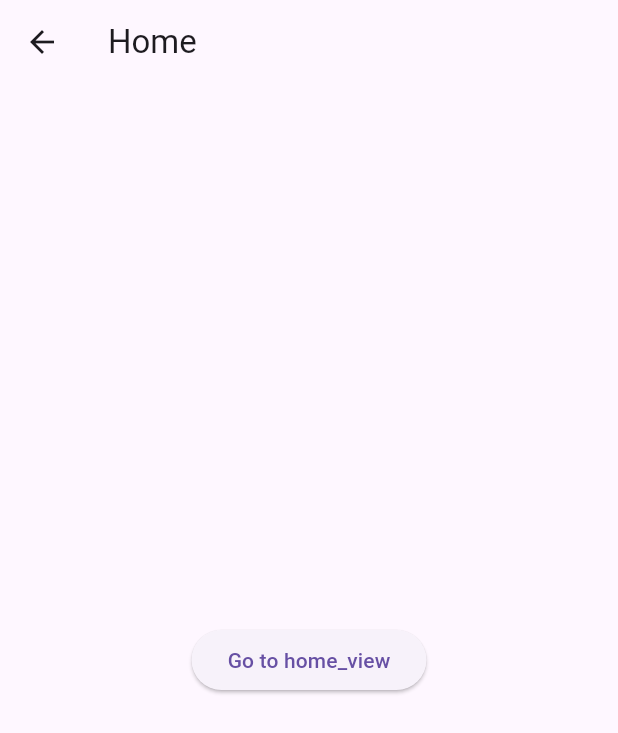
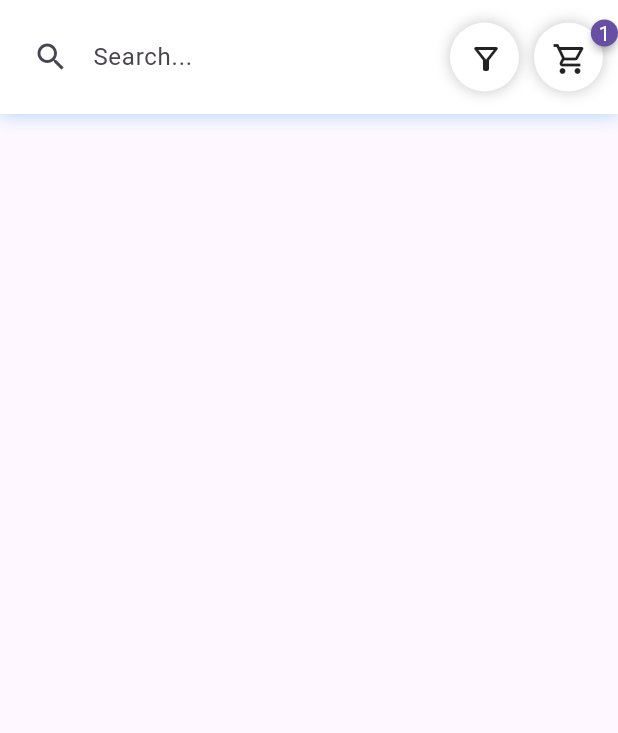
Before and after one commit to NamPhungNguyen/AppShop, a Flutter app: the HomeView screen opened by its route, on a phone screen of 412 x 824 dp. Shown: the top 733 px of the screen. Run offline on Flutter 3.47's test engine with Material 3 defaults, Android fonts, the phone set to English and light mode, and no system bars; drawn by our look-alikes of badges; our stand-ins replace flutter_riverpod.

Commit message:
create home_view

```diff
--- a/lib/main.dart
+++ b/lib/main.dart
@@ -1,6 +1,6 @@
 import 'package:flutter/material.dart';
 import 'package:flutter_riverpod/flutter_riverpod.dart';
-import 'package:front_shop/presentation/screens/main_view/main_view.dart';
+import 'package:front_shop/presentation/screens/MainView/main_view.dart';
 void main() {
   runApp(const ProviderScope(child: MyApp()));
 }
@@ -11,11 +11,12 @@ class MyApp extends StatelessWidget {
   @override
   Widget build(BuildContext context) {
     return MaterialApp(
+      debugShowCheckedModeBanner: false,
       title: 'App Shop',
       theme: ThemeData(
         primarySwatch: Colors.blue,
       ),
-      initialRoute: MainView.splash,
+      initialRoute: MainView.sign_in_view,
       onGenerateRoute: MainView.generateRoute,
     );
   }
--- /dev/null
+++ b/lib/presentation/component/main_header.dart
@@ -0,0 +1,87 @@
+import 'package:flutter/material.dart';
+import 'package:badges/badges.dart' as badges;
+
+class MainHeader extends StatelessWidget {
+  const MainHeader({super.key});
+
+  @override
+  Widget build(BuildContext context) {
+    return Container(
+      padding: const EdgeInsets.all(10.0),
+      decoration: BoxDecoration(
+        color: Colors.white,
+        boxShadow: <BoxShadow>[
+          BoxShadow(
+            color: Colors.blue.withOpacity(0.4),
+            blurRadius: 10.0,
+          )
+        ],
+      ),
+      child: Row(
+        children: [
+          Expanded(
+            child: TextField(
+              autofocus: false,
+              onSubmitted: (val) {},
+              onChanged: (val) {},
+              decoration: InputDecoration(
+                contentPadding: const EdgeInsets.symmetric(
+                  horizontal: 14,
+                  vertical: 16,
+                ),
+                fillColor: Colors.white,
+                filled: true,
+                border: OutlineInputBorder(
+                  borderRadius: BorderRadius.circular(24),
+                  borderSide: BorderSide.none,
+                ),
+                hintText: "Search...",
+                prefixIcon: const Icon(Icons.search),
+              ),
+            ),
+          ),
+          const SizedBox(width: 10),
+          Container(
+            height: 46,
+            width: 46,
+            decoration: BoxDecoration(
+              color: Colors.white,
+              shape: BoxShape.circle,
+              boxShadow: <BoxShadow>[
+                BoxShadow(
+                  color: Colors.grey.withOpacity(0.6),
+                  blurRadius: 8,
+                ),
+              ],
+            ),
+            padding: const EdgeInsets.all(12),
+            child: const Icon(Icons.filter_alt_outlined),
+          ),
+          const SizedBox(width: 10),
+          badges.Badge(
+            badgeContent: const Text('1', style: TextStyle(color: Colors.white),),
+            badgeStyle: badges.BadgeStyle(
+              badgeColor: Theme.of(context).primaryColor
+            ),
+            child: Container(
+              height: 46,
+              width: 46,
+              decoration: BoxDecoration(
+                color: Colors.white,
+                shape: BoxShape.circle,
+                boxShadow: <BoxShadow>[
+                  BoxShadow(
+                    color: Colors.grey.withOpacity(0.6),
+                    blurRadius: 8,
+                  ),
+                ],
+              ),
+              padding: const EdgeInsets.all(12),
+              child: const Icon(Icons.shopping_cart_outlined),
+            ),
+          ),
+        ],
+      ),
+    );
+  }
+}
--- /dev/null
+++ b/lib/presentation/screens/Home/home_view.dart
@@ -0,0 +1,17 @@
+import 'package:flutter/material.dart';
+import 'package:front_shop/presentation/component/main_header.dart';
+
+class HomeView extends StatelessWidget {
+  @override
+  Widget build(BuildContext context) {
+    return Scaffold(
+      body: SafeArea(
+        child: ListView(
+          children: [
+            MainHeader(),
+          ],
+        ),
+      ),
+    );
+  }
+}
--- a/lib/presentation/screens/main_view/main_view.dart
+++ b/lib/presentation/screens/MainView/main_view.dart
@@ -1,17 +1,31 @@
 import 'package:flutter/material.dart';
+import 'package:front_shop/presentation/screens/BottomBar/bottom_bar.dart';
 import 'package:front_shop/presentation/screens/Splash/splash_view.dart';
 import 'package:front_shop/presentation/screens/home/home_view.dart';
 
+
+import '../SignIn/sign_in.dart';
+import '../SignUp/sign_up.dart';
+
 class MainView {
   static const String splash = '/';
+  static const String sign_in_view = '/sign_in_view';
   static const String home_view = '/home_view';
+  static const String sign_up_view = '/SignUp';
+  static const String bottom_bar = '/bottom_bar';
 
   static Route<dynamic> generateRoute(RouteSettings settings) {
     switch (settings.name) {
       case splash:
-        return MaterialPageRoute(builder: (_) => SplashView());
+        return MaterialPageRoute(builder: (_) => const SplashView());
+      case sign_in_view:
+        return MaterialPageRoute(builder: (_) => const SignInView());
+      case sign_up_view:
+        return MaterialPageRoute(builder: (_) => const SignUpView());
       case home_view:
         return MaterialPageRoute(builder: (_) => HomeView());
+      case bottom_bar:
+        return MaterialPageRoute(builder: (_) => BottomBar());
       default:
         return MaterialPageRoute(
           builder: (_) => Scaffold(
--- a/lib/presentation/screens/Splash/splash_view.dart
+++ b/lib/presentation/screens/Splash/splash_view.dart
@@ -1,5 +1,6 @@
 import 'package:flutter/material.dart';
-import 'package:front_shop/presentation/screens/main_view/main_view.dart';
+
+import '../MainView/main_view.dart';
 
 class SplashView extends StatelessWidget {
   const SplashView({Key? key}) : super(key: key);
@@ -7,7 +8,7 @@ class SplashView extends StatelessWidget {
   @override
   Widget build(BuildContext context) {
     Future.delayed(const Duration(seconds: 2), () {
-      Navigator.pushReplacementNamed(context, MainView.home_view);
+      Navigator.pushReplacementNamed(context, MainView.bottom_bar);
     });
 
     return const Scaffold(
--- a/lib/presentation/screens/home/home_view.dart
+++ /dev/null
@@ -1,20 +0,0 @@
-import 'package:flutter/material.dart';
-
-class HomeView extends StatelessWidget {
-  @override
-  Widget build(BuildContext context) {
-    return Scaffold(
-      appBar: AppBar(
-        title: Text('Home'),
-      ),
-      body: Center(
-        child: ElevatedButton(
-          onPressed: () {
-
-          },
-          child: Text('Go to home_view'),
-        ),
-      ),
-    );
-  }
-}
--- a/pubspec.yaml
+++ b/pubspec.yaml
@@ -41,6 +41,7 @@ dependencies:
   json_annotation: ^4.8.1
   flutter_riverpod: ^3.0.0-dev.3
   riverpod_annotation: ^3.0.0-dev.3
+  badges: ^3.1.2
 
 dev_dependencies:
   flutter_test:
@@ -70,9 +71,8 @@ flutter:
   uses-material-design: true
 
   # To add assets to your application, add an assets section, like this:
-  # assets:
-  #   - images/a_dot_burr.jpeg
-  #   - images/a_dot_ham.jpeg
+  assets:
+     - assets/images/login_image.png
 
   # An image asset can refer to one or more resolution-specific "variants", see
   # https://flutter.dev/assets-and-images/#resolution-aware
```
Also changed, not shown: lib/presentation/screens/BottomBar/bottom_bar.dart (added, +53 -0 lines), lib/presentation/screens/Categories/categories_view.dart (added, +10 -0 lines), lib/presentation/screens/Profile/profile_view.dart (added, +10 -0 lines), lib/presentation/screens/SignIn/sign_in.dart (added, +85 -0 lines), lib/presentation/screens/SignUp/sign_up.dart (added, +93 -0 lines), lib/presentation/widgets/Button/button_primary.dart (added, +43 -0 lines), lib/presentation/widgets/Input/input_field_primary.dart (added, +45 -0 lines), assets/images/login_image.png (added), pubspec.lock.
